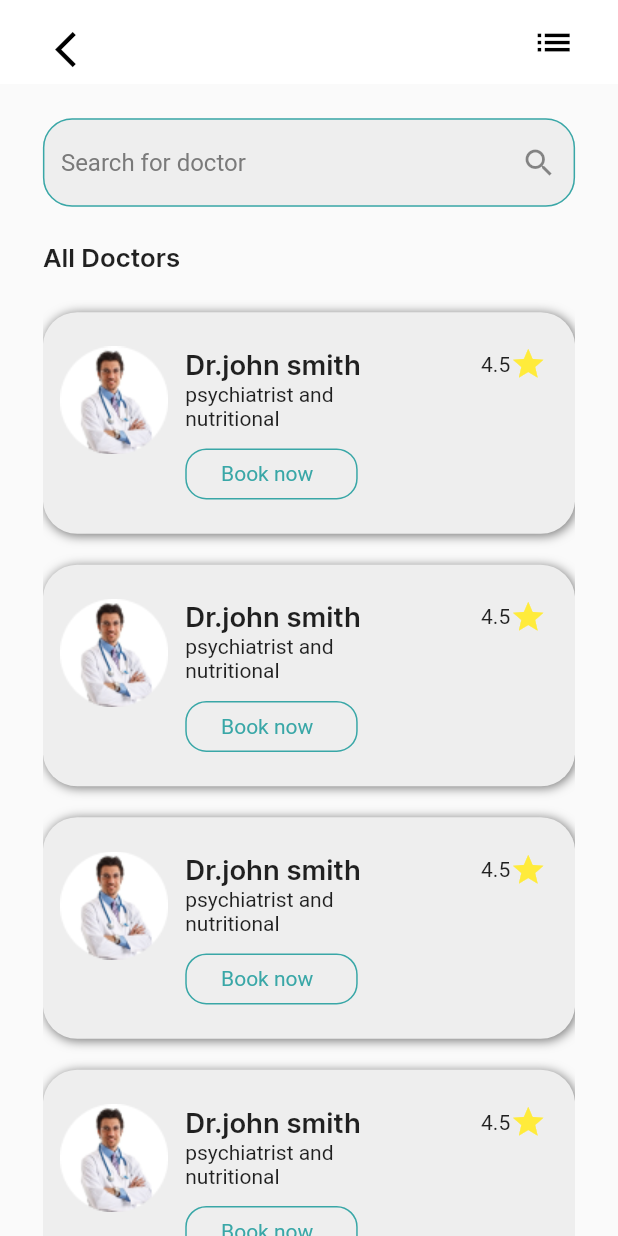
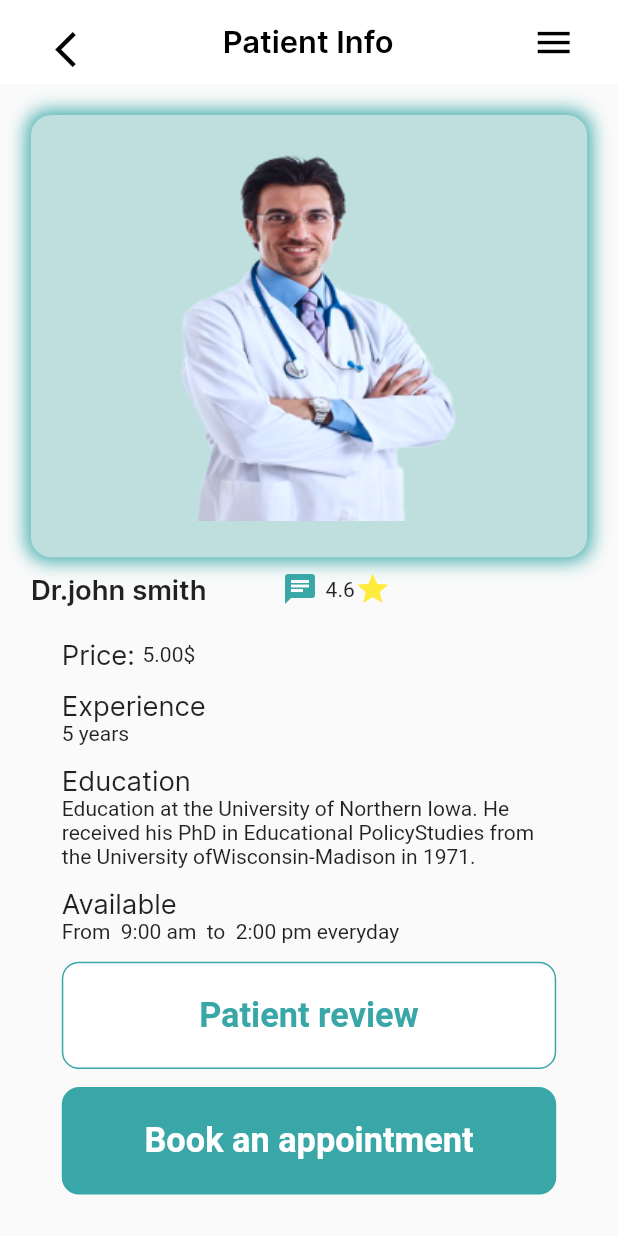
Before and after one commit to Euphoria-Team-Nutri-Mind-App-Website/NutriMind_Flutter, a Flutter app: the DoctorListForPatientScreen screen opened by its route, after a tap on "Book now", on a phone screen of 412 x 824 dp. Run offline on Flutter 3.47's test engine with Material 2 defaults, Android fonts, the light colour scheme and no system bars; our stand-ins replace animated_splash_screen, bloc, conditional_builder_null_safety, flutter_bloc, flutter_screenutil, numberpicker and 1 more; missing offline and left inert: flutter_verification_code; Roboto replaces fonts that are missing (Poppins).

Commit message:
info @ appointment screen for patient

```diff
--- /dev/null
+++ b/lib/modules/ui/Patient_screens/patient_appointment/patient_appointment_in_doctor.dart
@@ -0,0 +1,197 @@
+import 'package:flutter/cupertino.dart';
+import 'package:flutter/material.dart';
+import 'package:flutter_screenutil/flutter_screenutil.dart';
+
+import '../../../../shared/Constants/colors.dart';
+import '../../../../shared/widgets/screens_widgets.dart';
+
+class PatientAppointmentInDoctor extends StatefulWidget {
+  const PatientAppointmentInDoctor({Key? key}) : super(key: key);
+
+  @override
+  State<PatientAppointmentInDoctor> createState() =>
+      _PatientAppointmentInDoctorState();
+}
+
+class _PatientAppointmentInDoctorState
+    extends State<PatientAppointmentInDoctor> {
+  @override
+  Widget build(BuildContext context) {
+    return Scaffold(
+      appBar: MyAppBar(
+        backPage: 'DoctorListForPatientScreen',
+        pageTitle: Row(
+          mainAxisAlignment: MainAxisAlignment.center,
+          children: [
+            Text(
+              "Patient Info",
+              style: TextStyle(
+                  color: MyColors.black,
+                  fontFamily: 'Inter',
+                  fontWeight: FontWeight.w600,
+                  fontSize: 18.sp),
+            )
+          ],
+        ),
+        actionIcon: [
+          Padding(
+              padding: EdgeInsets.only(right: 25.sp),
+              child: Icon(
+                Icons.menu,
+                color: MyColors.black,
+                size: 25.sp,
+              ))
+        ],
+      ),
+      body: SingleChildScrollView(
+        child: Padding(
+          padding: EdgeInsets.all(18.sp),
+          child: Column(
+            crossAxisAlignment: CrossAxisAlignment.start,
+            children: [
+              Container(
+                  height: 247.h,
+                  width: 380.w,
+                  decoration: BoxDecoration(
+                    borderRadius: BorderRadius.circular(12.sp),
+                    boxShadow: const [
+                      BoxShadow(
+                        color: MyColors.darkBlue,
+                        blurRadius: 10.0,
+                        spreadRadius: 2.0,
+                      ), //BoxShadow
+                      BoxShadow(
+                        color: MyColors.babyBlue,
+                        blurRadius: 0.0,
+                        spreadRadius: 0.0,
+                      ),
+                    ],
+                  ),
+                  child: Image.asset("assets/images/doctor2.png")),
+              SizedBox(height: 8.sp),
+              Row(
+                children: [
+                  Text(
+                    "Dr.john smith",
+                    style: TextStyle(
+                        fontWeight: FontWeight.w600,
+                        fontSize: 16.sp,
+                        fontFamily: 'Inter'),
+                  ),
+                  SizedBox(width: 44.w),
+                  //Spacer(),
+                  const Row(
+                    children: [
+                      Icon(
+                        Icons.chat,
+                        color: MyColors.darkBlue,
+                      ),
+                      SizedBox(width: 5),
+                      Text("4.6"),
+                      Icon(
+                        Icons.star,
+                        color: Colors.yellow,
+                      )
+                    ],
+                  ),
+                ],
+              ),
+              Padding(
+                padding: EdgeInsets.all(18.sp),
+                child: Column(
+                  crossAxisAlignment: CrossAxisAlignment.start,
+                  children: [
+                    Row(
+                      children: [
+                        Text(
+                          "Price: ",
+                          style: TextStyle(
+                              fontWeight: FontWeight.w500,
+                              fontSize: 16.sp,
+                              fontFamily: 'Inter'),
+                        ),
+                        const Text(
+                          "5.00\$",
+                          style: TextStyle(fontFamily: "Poppins"),
+                        ),
+                      ],
+                    ),
+                    SizedBox(height: 10.h),
+                    Text(
+                      "Experience",
+                      style: TextStyle(
+                          fontWeight: FontWeight.w500,
+                          fontSize: 16.sp,
+                          fontFamily: 'Inter'),
+                    ),
+                    const Text(
+                      "5 years",
+                      style: TextStyle(fontFamily: "Poppins"),
+                    ),
+                    SizedBox(height: 10.h),
+                    Text(
+                      "Education",
+                      style: TextStyle(
+                          fontWeight: FontWeight.w500,
+                          fontSize: 16.sp,
+                          fontFamily: 'Inter'),
+                    ),
+                    const Text(
+                      "Education at the University of Northern Iowa. "
+                      "He received his PhD in Educational Policy"
+                      "Studies from the University of"
+                      "Wisconsin-Madison in 1971.",
+                      style: TextStyle(fontFamily: "Poppins"),
+                    ),
+                    SizedBox(height: 10.h),
+                    Text(
+                      "Available",
+                      style: TextStyle(
+                          fontWeight: FontWeight.w500,
+                          fontSize: 16.sp,
+                          fontFamily: 'Inter'),
+                    ),
+                    const Text(
+                      "From  9:00 am  to  2:00 pm everyday",
+                      style: TextStyle(fontFamily: "Poppins"),
+                    ),
+                    SizedBox(height: 10.h),
+                    InkWell(
+                      onTap: () {
+                        Navigator.pushNamed(context, 'PatientReviewScreen');
+                      },
+                      child: Container(
+                        width: double.infinity,
+                        height: 60.h,
+                        decoration: BoxDecoration(
+                          border: Border.all(color: MyColors.darkBlue),
+                          color: MyColors.white,
+                          borderRadius: BorderRadius.circular(10.r),
+                        ),
+                        child: Center(
+                          child: Text(
+                            "Patient review",
+                            style: TextStyle(
+                              fontFamily: 'Poppins',
+                              fontSize: 20.sp,
+                              fontWeight: FontWeight.w600,
+                              color: MyColors.darkBlue,
+                            ),
+                          ),
+                        ),
+                      ),
+                    ),
+                    const SizedBox(height: 12),
+                    const MyBlueButton(
+                        text: "Book an appointment",
+                        page: 'PatientBookAppointment'),
+                  ],
+                ),
+              ),
+            ],
+          ),
+        ),
+      ),
+    );
+  }
+}
--- a/lib/modules/ui/Patient_screens/patient_home_screen/doctor_widget_for_patient.dart
+++ b/lib/modules/ui/Patient_screens/patient_home_screen/doctor_widget_for_patient.dart
@@ -9,7 +9,8 @@ class DoctorWidgetForPatientScreen extends StatelessWidget {
   @override
   Widget build(BuildContext context) {
     return Container(
-      padding: EdgeInsets.only(left: 10.sp,right: 10.sp,top: 20.sp,bottom: 20.sp),
+      padding:
+          EdgeInsets.only(left: 10.sp, right: 10.sp, top: 20.sp, bottom: 20.sp),
       decoration: BoxDecoration(
         color: MyColors.lightGrey,
         borderRadius: BorderRadius.circular(20.r),
@@ -17,7 +18,7 @@ class DoctorWidgetForPatientScreen extends StatelessWidget {
           BoxShadow(
             color: MyColors.grey,
             blurRadius: 5,
-            offset: Offset(1,1), // Shadow position
+            offset: Offset(1, 1), // Shadow position
           ),
         ],
       ),
@@ -28,7 +29,9 @@ class DoctorWidgetForPatientScreen extends StatelessWidget {
             crossAxisAlignment: CrossAxisAlignment.start,
             children: [
               Image.asset("assets/images/doctor.png"),
-              SizedBox(width: 10.sp,),
+              SizedBox(
+                width: 10.sp,
+              ),
               Column(
                 mainAxisAlignment: MainAxisAlignment.start,
                 crossAxisAlignment: CrossAxisAlignment.start,
@@ -38,9 +41,11 @@ class DoctorWidgetForPatientScreen extends StatelessWidget {
                       Text(
                         "Dr.john smith",
                         style: TextStyle(
-                            fontWeight: FontWeight.w600, fontSize: 16.sp,fontFamily: 'Inter'),
+                            fontWeight: FontWeight.w600,
+                            fontSize: 16.sp,
+                            fontFamily: 'Inter'),
                       ),
-                       SizedBox(
+                      SizedBox(
                         width: 70.w,
                       ),
                       const Row(
@@ -54,13 +59,25 @@ class DoctorWidgetForPatientScreen extends StatelessWidget {
                       )
                     ],
                   ),
-                  const Text("psychiatrist and",style: TextStyle(fontFamily: "Poppins"),),
-                  const Text("nutritional",style: TextStyle(fontFamily: "Poppins"),),
-                  SizedBox(height: 10.h,),
+                  const Text(
+                    "psychiatrist and",
+                    style: TextStyle(fontFamily: "Poppins"),
+                  ),
+                  const Text(
+                    "nutritional",
+                    style: TextStyle(fontFamily: "Poppins"),
+                  ),
+                  SizedBox(
+                    height: 10.h,
+                  ),
                   InkWell(
-                    onTap: () {},
+                    onTap: () {
+                      Navigator.pushNamed(
+                          context, 'PatientAppointmentInDoctor');
+                    },
                     child: Container(
-                      padding: EdgeInsets.only(left: 20.sp,right: 25.sp,top: 7.sp,bottom: 7.sp),
+                      padding: EdgeInsets.only(
+                          left: 20.sp, right: 25.sp, top: 7.sp, bottom: 7.sp),
                       decoration: BoxDecoration(
                           borderRadius: BorderRadius.circular(14),
                           border: Border.all(color: MyColors.darkBlue)),
--- a/pubspec.yaml
+++ b/pubspec.yaml
@@ -21,6 +21,12 @@ dependencies:
   flutter_bloc: ^8.1.3
   numberpicker: ^2.1.2
   syncfusion_flutter_gauges: ^22.2.11
+  agora_rtc_engine: ^6.2.2
+  permission_handler: ^10.4.3
+  get: ^4.6.5
+  dio: ^5.3.2
+  shared_preferences: ^2.2.0
+  conditional_builder_null_safety: ^0.0.6
 
 
 dev_dependencies:
```
Also changed, not shown: lib/main.dart (+26 -10 lines), lib/modules/ui/Patient_screens/patient_appointment/patient_book_appointment.dart (added, +40 -0 lines), lib/modules/ui/Patient_screens/patient_appointment/patient_review_screen.dart (added, +49 -0 lines), lib/modules/ui/doctor_screens/doctor_schedule_&_patientinfo_screens/docter_patientinfo_screen.dart (+44 -2 lines), assets/images/doctor2.png (added), pubspec.lock, 3 other files.
